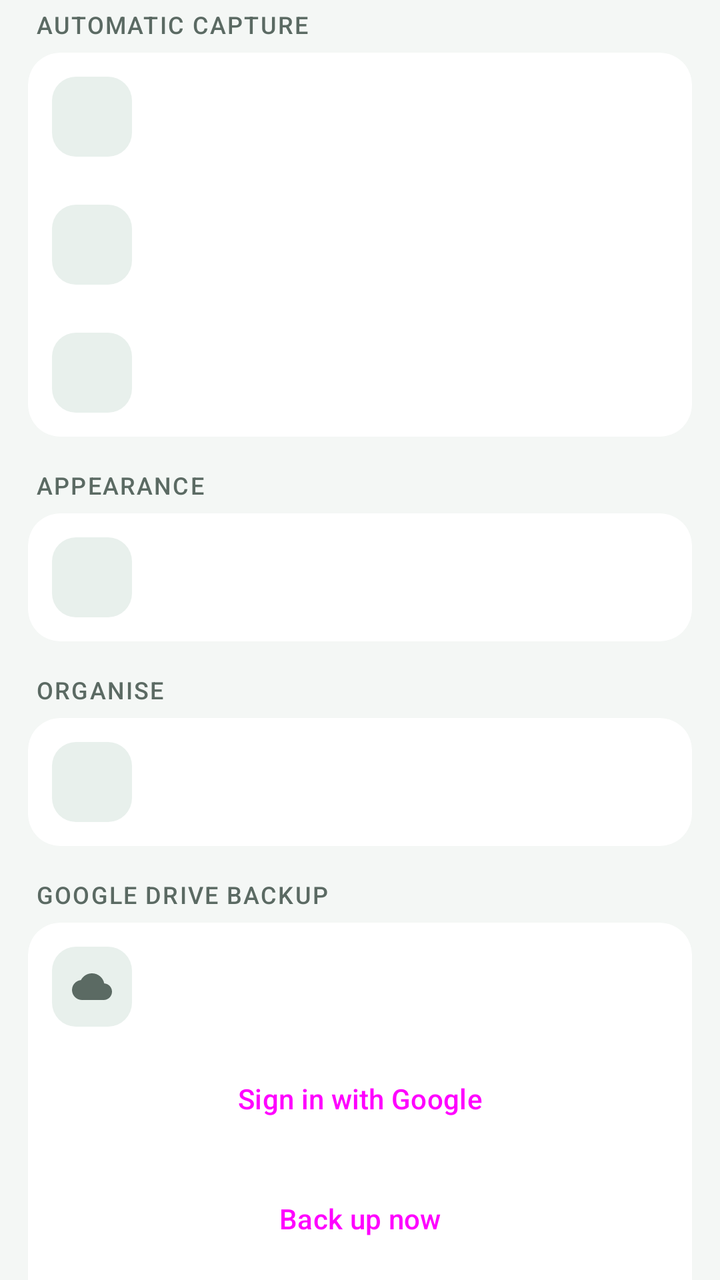
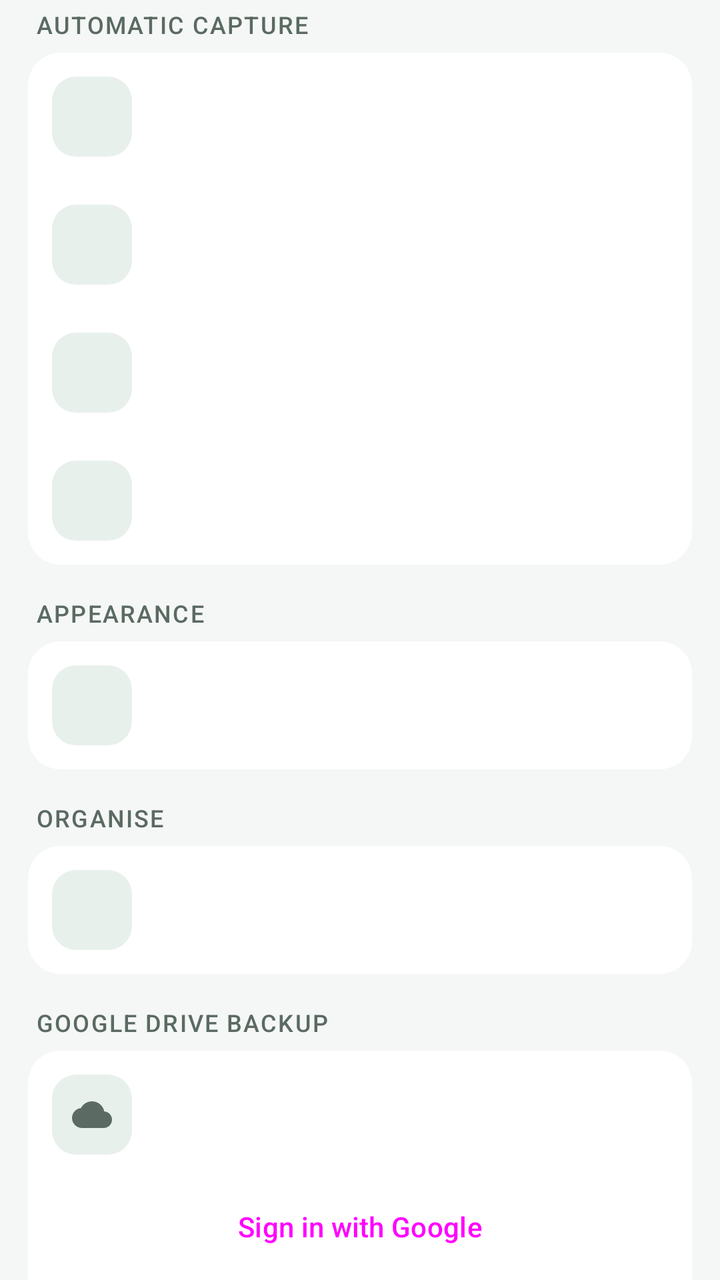

The first picture is an Android layout as it rendered before a commit; the second is the same layout after the commit. The layout source and the unified diff follow.
<!-- AndroidManifest.xml: application theme Theme.ExpenseMate -->
<!-- res/layout/fragment_settings.xml -->
<?xml version="1.0" encoding="utf-8"?>
<androidx.core.widget.NestedScrollView xmlns:android="http://schemas.android.com/apk/res/android"
    android:layout_width="match_parent"
    android:layout_height="match_parent">

    <LinearLayout
        android:layout_width="match_parent"
        android:layout_height="wrap_content"
        android:orientation="vertical"
        android:paddingStart="14dp"
        android:paddingEnd="14dp"
        android:paddingBottom="24dp">

        <TextView
            style="@style/Text.ExpenseMate.Section"
            android:layout_width="match_parent"
            android:layout_height="wrap_content"
            android:layout_marginTop="4dp"
            android:paddingStart="4dp"
            android:paddingBottom="6dp"
            android:text="Automatic capture" />

        <com.google.android.material.card.MaterialCardView
            android:layout_width="match_parent"
            android:layout_height="wrap_content">

            <LinearLayout
                android:layout_width="match_parent"
                android:layout_height="wrap_content"
                android:orientation="vertical">

                <include
                    android:id="@+id/rowSms"
                    layout="@layout/item_settings_row" />

                <include
                    android:id="@+id/rowNotifications"
                    layout="@layout/item_settings_row" />

                <include
                    android:id="@+id/rowScan"
                    layout="@layout/item_settings_row" />
            </LinearLayout>
        </com.google.android.material.card.MaterialCardView>

        <TextView
            style="@style/Text.ExpenseMate.Section"
            android:layout_width="match_parent"
            android:layout_height="wrap_content"
            android:layout_marginTop="16dp"
            android:paddingStart="4dp"
            android:paddingBottom="6dp"
            android:text="Appearance" />

        <com.google.android.material.card.MaterialCardView
            android:layout_width="match_parent"
            android:layout_height="wrap_content">

            <include
                android:id="@+id/rowTheme"
                layout="@layout/item_settings_row" />
        </com.google.android.material.card.MaterialCardView>

        <TextView
            style="@style/Text.ExpenseMate.Section"
            android:layout_width="match_parent"
            android:layout_height="wrap_content"
            android:layout_marginTop="16dp"
            android:paddingStart="4dp"
            android:paddingBottom="6dp"
            android:text="Organise" />

        <com.google.android.material.card.MaterialCardView
            android:layout_width="match_parent"
            android:layout_height="wrap_content">

            <include
                android:id="@+id/rowCategories"
                layout="@layout/item_settings_row" />
        </com.google.android.material.card.MaterialCardView>

        <TextView
            style="@style/Text.ExpenseMate.Section"
            android:layout_width="match_parent"
            android:layout_height="wrap_content"
            android:layout_marginTop="16dp"
            android:paddingStart="4dp"
            android:paddingBottom="6dp"
            android:text="Google Drive backup" />

        <com.google.android.material.card.MaterialCardView
            android:layout_width="match_parent"
            android:layout_height="wrap_content">

            <LinearLayout
                android:layout_width="match_parent"
                android:layout_height="wrap_content"
                android:orientation="vertical"
                android:padding="12dp">

                <LinearLayout
                    android:layout_width="match_parent"
                    android:layout_height="wrap_content"
                    android:gravity="center_vertical"
                    android:orientation="horizontal">

                    <ImageView
                        android:id="@+id/ivCloud"
                        android:layout_width="40dp"
                        android:layout_height="40dp"
                        android:background="@drawable/bg_icon_tile"
                        android:importantForAccessibility="no"
                        android:padding="10dp"
                        android:src="@drawable/ic_cloud" />

                    <LinearLayout
                        android:layout_width="0dp"
                        android:layout_height="wrap_content"
                        android:layout_marginStart="12dp"
                        android:layout_weight="1"
                        android:orientation="vertical">

                        <TextView
                            android:id="@+id/tvBackupAccount"
                            style="@style/Text.ExpenseMate.Row"
                            android:layout_width="match_parent"
                            android:layout_height="wrap_content" />

                        <TextView
                            android:id="@+id/tvLastBackup"
                            style="@style/Text.ExpenseMate.SubLine"
                            android:layout_width="match_parent"
                            android:layout_height="wrap_content"
                            android:layout_marginTop="2dp" />
                    </LinearLayout>
                </LinearLayout>

                <Button
                    android:id="@+id/btnSignIn"
                    style="@style/Widget.ExpenseMate.Primary"
                    android:layout_width="match_parent"
                    android:layout_height="wrap_content"
                    android:layout_marginTop="12dp"
                    android:text="Sign in with Google" />

                <Button
                    android:id="@+id/btnBackup"
                    style="@style/Widget.ExpenseMate.Primary"
                    android:layout_width="match_parent"
                    android:layout_height="wrap_content"
                    android:layout_marginTop="12dp"
                    android:text="Back up now" />

                <LinearLayout
                    android:id="@+id/groupBackupActions"
                    android:layout_width="match_parent"
                    android:layout_height="wrap_content"
                    android:layout_marginTop="4dp"
                    android:orientation="horizontal">

                    <Button
                        android:id="@+id/btnRestore"
                        style="@style/Widget.ExpenseMate.Outlined"
                        android:layout_width="0dp"
                        android:layout_height="wrap_content"
                        android:layout_marginEnd="8dp"
                        android:layout_weight="1"
                        android:text="Restore"
                        android:textSize="13sp" />

                    <Button
                        android:id="@+id/btnDeleteOld"
                        style="@style/Widget.ExpenseMate.Outlined"
                        android:layout_width="0dp"
                        android:layout_height="wrap_content"
                        android:layout_weight="1"
                        android:text="Clear old backups"
                        android:textSize="13sp" />
                </LinearLayout>

                <Button
                    android:id="@+id/btnSignOut"
                    style="@style/Widget.Material3.Button.TextButton"
                    android:layout_width="wrap_content"
                    android:layout_height="wrap_content"
                    android:layout_gravity="center_horizontal"
                    android:text="Sign out" />

                <TextView
                    android:id="@+id/tvBackupStatus"
                    style="@style/Text.ExpenseMate.Sub"
                    android:layout_width="match_parent"
                    android:layout_height="wrap_content"
                    android:gravity="center"
                    android:visibility="gone" />
            </LinearLayout>
        </com.google.android.material.card.MaterialCardView>

        <TextView
            style="@style/Text.ExpenseMate.Section"
            android:layout_width="match_parent"
            android:layout_height="wrap_content"
            android:layout_marginTop="16dp"
            android:paddingStart="4dp"
            android:paddingBottom="6dp"
            android:text="About" />

        <com.google.android.material.card.MaterialCardView
            android:layout_width="match_parent"
            android:layout_height="wrap_content">

            <include
                android:id="@+id/rowAbout"
                layout="@layout/item_settings_row" />
        </com.google.android.material.card.MaterialCardView>
    </LinearLayout>
</androidx.core.widget.NestedScrollView>
<!-- res/layout/item_settings_row.xml (included above) -->
<?xml version="1.0" encoding="utf-8"?>
<LinearLayout xmlns:android="http://schemas.android.com/apk/res/android"
    android:layout_width="match_parent"
    android:layout_height="wrap_content"
    android:clickable="true"
    android:focusable="true"
    android:foreground="?attr/selectableItemBackground"
    android:gravity="center_vertical"
    android:orientation="horizontal"
    android:padding="12dp">

    <ImageView
        android:id="@+id/ivIcon"
        android:layout_width="40dp"
        android:layout_height="40dp"
        android:background="@drawable/bg_icon_tile"
        android:importantForAccessibility="no"
        android:padding="10dp" />

    <LinearLayout
        android:layout_width="0dp"
        android:layout_height="wrap_content"
        android:layout_marginStart="12dp"
        android:layout_marginEnd="8dp"
        android:layout_weight="1"
        android:orientation="vertical">

        <TextView
            android:id="@+id/tvTitle"
            style="@style/Text.ExpenseMate.Row"
            android:layout_width="match_parent"
            android:layout_height="wrap_content" />

        <TextView
            android:id="@+id/tvSubtitle"
            style="@style/Text.ExpenseMate.SubLine"
            android:layout_width="match_parent"
            android:layout_height="wrap_content"
            android:layout_marginTop="2dp" />
    </LinearLayout>

    <TextView
        android:id="@+id/tvTag"
        style="@style/Text.ExpenseMate.Tag"
        android:layout_width="wrap_content"
        android:layout_height="wrap_content"
        android:visibility="gone" />
</LinearLayout>
<!-- resources referenced by this layout -->
<resources>
  <!-- drawable bg_icon_tile (drawable) -->
  <?xml version="1.0" encoding="utf-8"?>
  <shape xmlns:android="http://schemas.android.com/apk/res/android" android:shape="rectangle">
      <corners android:radius="12dp" />
      <solid android:color="@color/surface_variant" />
  </shape>
  <style name="Text.ExpenseMate.Row" parent="">
          <item name="android:textSize">15sp</item>
          <item name="android:fontFamily">sans-serif-medium</item>
          <item name="android:textColor">@color/on_surface</item>
          <item name="android:maxLines">1</item>
          <item name="android:ellipsize">end</item>
      </style>
  <style name="Text.ExpenseMate.Sub" parent="">
          <item name="android:textSize">12.5sp</item>
          <item name="android:textColor">@color/on_surface_variant</item>
      </style>
  <style name="Text.ExpenseMate.SubLine" parent="Text.ExpenseMate.Sub">
          <item name="android:maxLines">1</item>
          <item name="android:ellipsize">end</item>
      </style>
  <style name="Widget.ExpenseMate.Outlined" parent="Widget.Material3.Button.OutlinedButton">
          <item name="cornerRadius">12dp</item>
          <item name="android:paddingTop">12dp</item>
          <item name="android:paddingBottom">12dp</item>
      </style>
  <style name="Widget.ExpenseMate.Primary" parent="Widget.Material3.Button">
          <item name="cornerRadius">12dp</item>
          <item name="android:paddingTop">12dp</item>
          <item name="android:paddingBottom">12dp</item>
      </style>
  <color name="surface_variant">#E8F0EC</color>
  <color name="on_surface">#14201B</color>
  <color name="on_surface_variant">#5B6A63</color>
  <!-- drawable bg_tag (drawable) -->
  <?xml version="1.0" encoding="utf-8"?>
  <shape xmlns:android="http://schemas.android.com/apk/res/android" android:shape="rectangle">
      <corners android:radius="7dp" />
      <solid android:color="@color/surface_variant" />
  </shape>
  <color name="primary">#0E6B5A</color>
  <color name="on_primary">#FFFFFF</color>
  <color name="primary_container">#CFEDE3</color>
  <color name="on_primary_container">#00382D</color>
  <color name="transfer">#37548F</color>
  <color name="alert">#B23A2C</color>
  <color name="background">#F4F7F5</color>
  <color name="surface">#FFFFFF</color>
  <color name="outline">#DDE6E1</color>
  <style name="ThemeOverlay.ExpenseMate.BottomSheet" parent="ThemeOverlay.Material3.BottomSheetDialog">
          <item name="bottomSheetStyle">@style/Widget.ExpenseMate.BottomSheet</item>
          <item name="android:navigationBarColor">@color/surface</item>
      </style>
  <style name="Widget.ExpenseMate.Toolbar" parent="Widget.Material3.Toolbar">
          <item name="android:background">@color/background</item>
          <item name="titleTextAppearance">@style/Text.ExpenseMate.ScreenTitle</item>
      </style>
  <style name="Widget.ExpenseMate.Card" parent="Widget.Material3.CardView.Filled">
          <item name="cardBackgroundColor">@color/surface</item>
          <item name="cardCornerRadius">16dp</item>
          <item name="cardElevation">0dp</item>
          <item name="strokeWidth">0dp</item>
      </style>
  <style name="Widget.ExpenseMate.BottomSheet" parent="Widget.Material3.BottomSheet.Modal">
          <item name="backgroundTint">@color/surface</item>
          <item name="shapeAppearance">@style/Shape.ExpenseMate.Sheet</item>
      </style>
  <style name="Text.ExpenseMate.ScreenTitle" parent="TextAppearance.Material3.TitleLarge">
          <item name="android:fontFamily">sans-serif-medium</item>
          <item name="android:textColor">@color/on_surface</item>
      </style>
  <style name="Shape.ExpenseMate.Sheet" parent="">
          <item name="cornerFamily">rounded</item>
          <item name="cornerSizeTopLeft">22dp</item>
          <item name="cornerSizeTopRight">22dp</item>
          <item name="cornerSizeBottomLeft">0dp</item>
          <item name="cornerSizeBottomRight">0dp</item>
      </style>
  <!-- unchanged entries left out for length: 5 -->
</resources>

<!-- the commit's change to res/layout/fragment_settings.xml (unified diff, before → after) -->
@@ -39,6 +39,10 @@
 
                 <include
                     android:id="@+id/rowScan"
+                    layout="@layout/item_settings_row" />
+
+                <include
+                    android:id="@+id/rowPatterns"
                     layout="@layout/item_settings_row" />
             </LinearLayout>
         </com.google.android.material.card.MaterialCardView>
